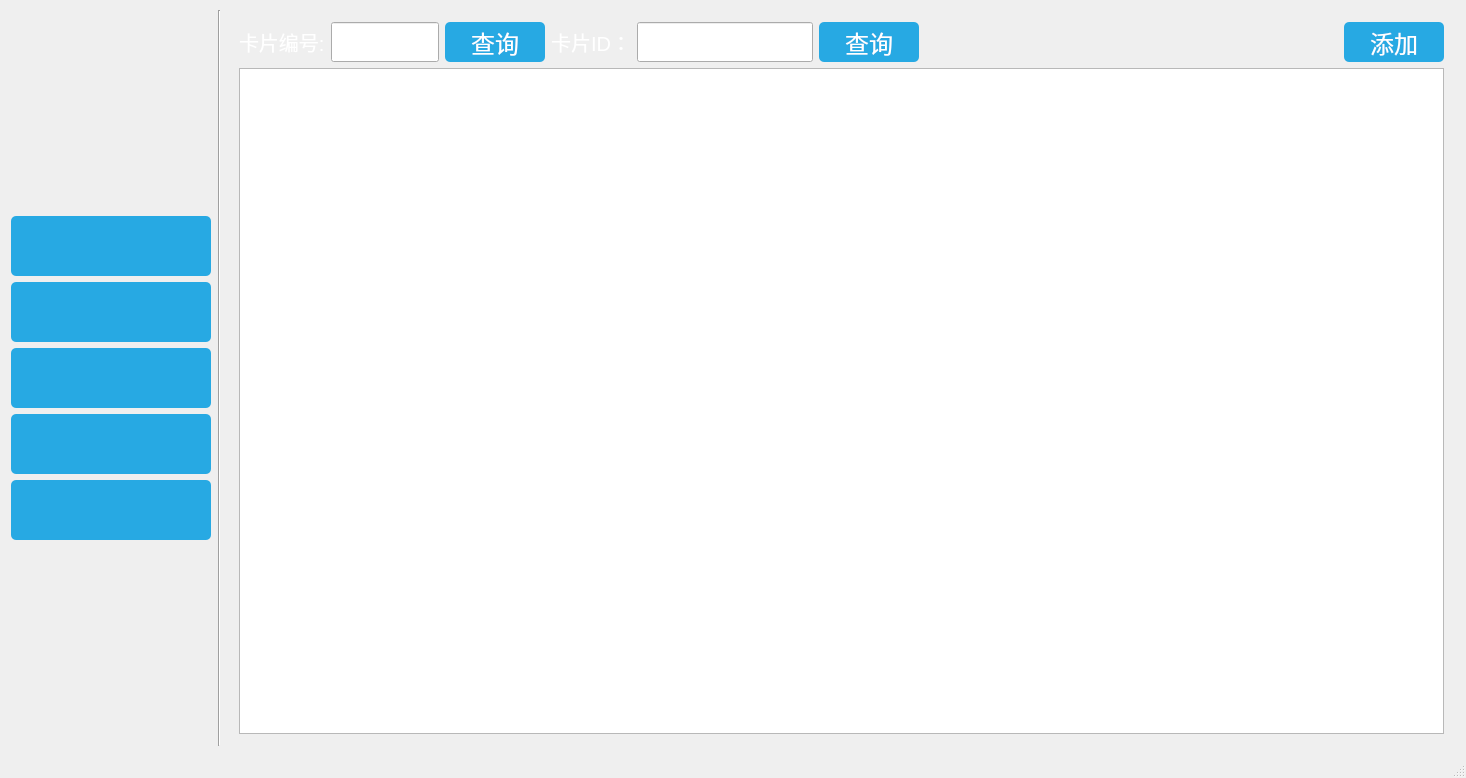
Qt form MainWindow.ui (hero1356/xiedao_frontgui) before a commit.
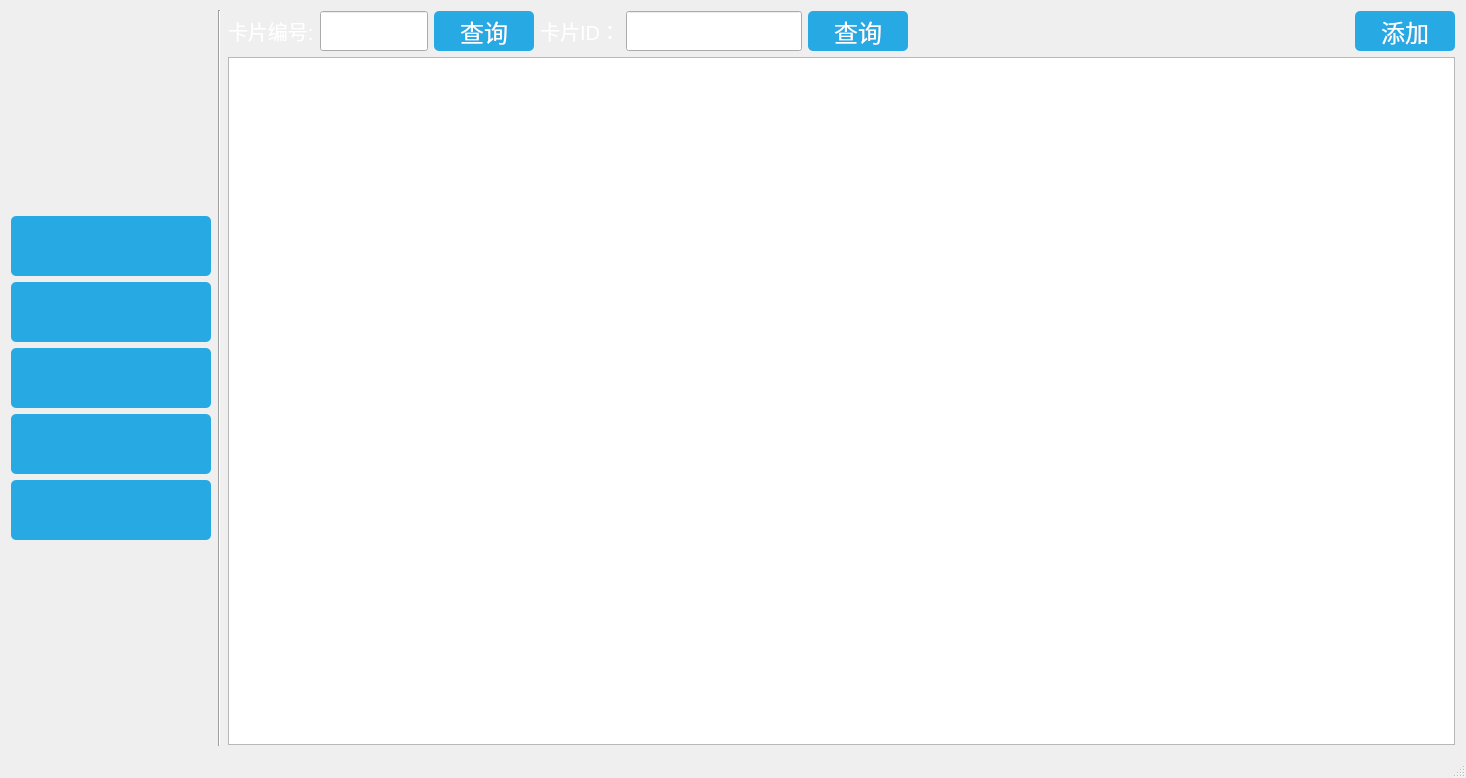
The same form after that commit. The open tabs and pages were chosen to show the change. Icons and pictures are not drawn.

Diff of the .ui file:
```diff
--- a/MainWindow.ui
+++ b/MainWindow.ui
@@ -819,6 +819,18 @@
         <item>
          <widget class="QWidget" name="manageWidget" native="true">
           <layout class="QVBoxLayout" name="verticalLayout_2">
+           <property name="leftMargin">
+            <number>0</number>
+           </property>
+           <property name="topMargin">
+            <number>0</number>
+           </property>
+           <property name="rightMargin">
+            <number>0</number>
+           </property>
+           <property name="bottomMargin">
+            <number>0</number>
+           </property>
            <item>
             <layout class="QHBoxLayout" name="horizontalLayout_2">
              <item>
```
Left out of the diff: 14 changed lines with no effect on the pictures.
